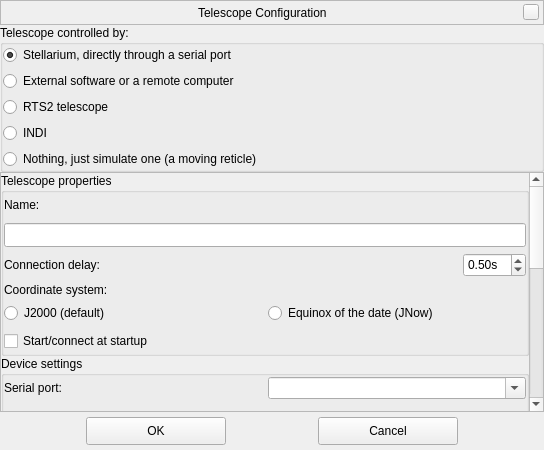
Stellarium/stellarium, file plugins/TelescopeControl/src/gui/telescopeConfigurationDialog.ui: the form before one commit.
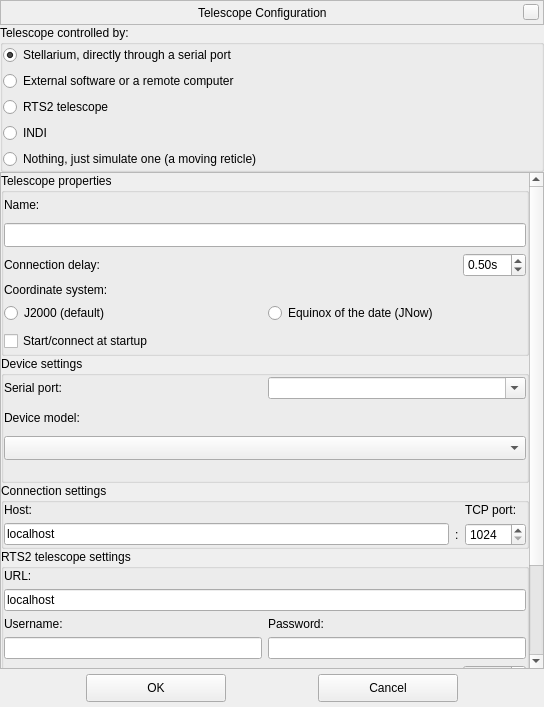
The form after the commit. Custom widgets are drawn as their Qt base class.

Commit message: TelescopeClientINDIUI integrated

Diff of the .ui file:
```diff
--- a/plugins/TelescopeControl/src/gui/telescopeConfigurationDialog.ui
+++ b/plugins/TelescopeControl/src/gui/telescopeConfigurationDialog.ui
@@ -10,7 +10,7 @@
     <x>0</x>
     <y>0</y>
     <width>544</width>
-    <height>450</height>
+    <height>707</height>
    </rect>
   </property>
   <property name="sizePolicy">
@@ -272,9 +272,9 @@
       <property name="geometry">
        <rect>
         <x>0</x>
-        <y>0</y>
+        <y>-191</y>
         <width>528</width>
-        <height>704</height>
+        <height>678</height>
        </rect>
       </property>
       <layout class="QVBoxLayout" name="verticalLayoutScrollArea">
@@ -937,6 +937,12 @@
    <header>Dialog.hpp</header>
    <container>1</container>
   </customwidget>
+  <customwidget>
+   <class>TelescopeClientINDIUI</class>
+   <extends>QWidget</extends>
+   <header>TelescopeClientINDIUI.hpp</header>
+   <container>1</container>
+  </customwidget>
  </customwidgets>
  <tabstops>
   <tabstop>radioButtonTelescopeLocal</tabstop>
```
Left out of the diff: 3 changed lines with no effect on the pictures. The commit also changes 4 other files.
